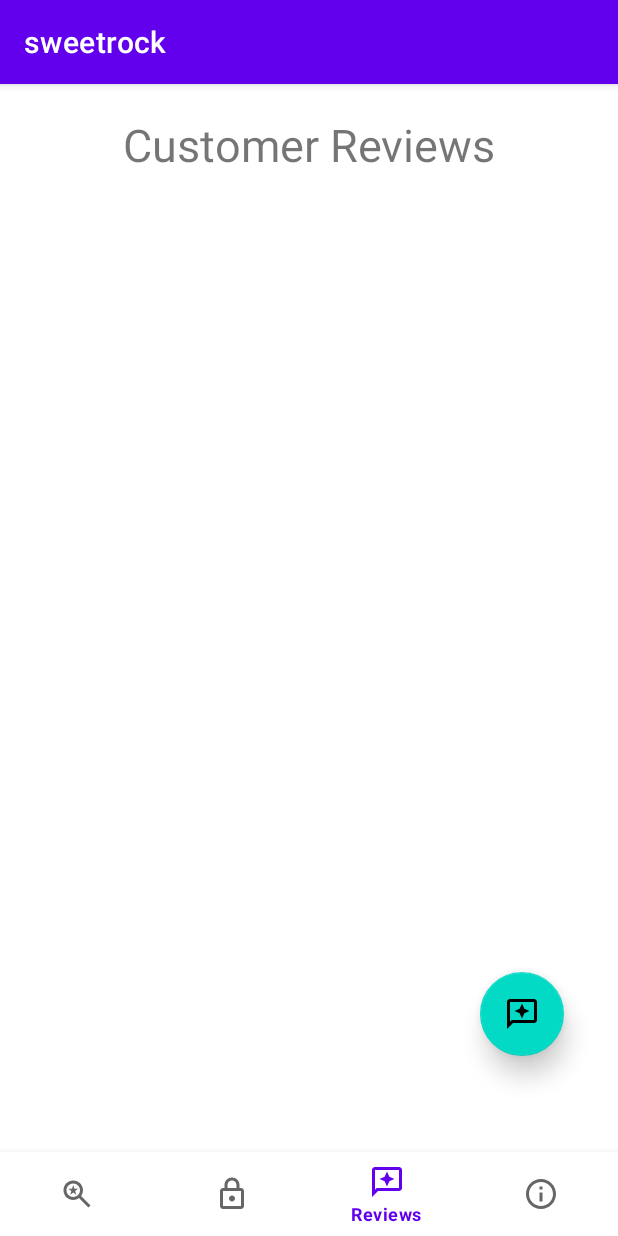
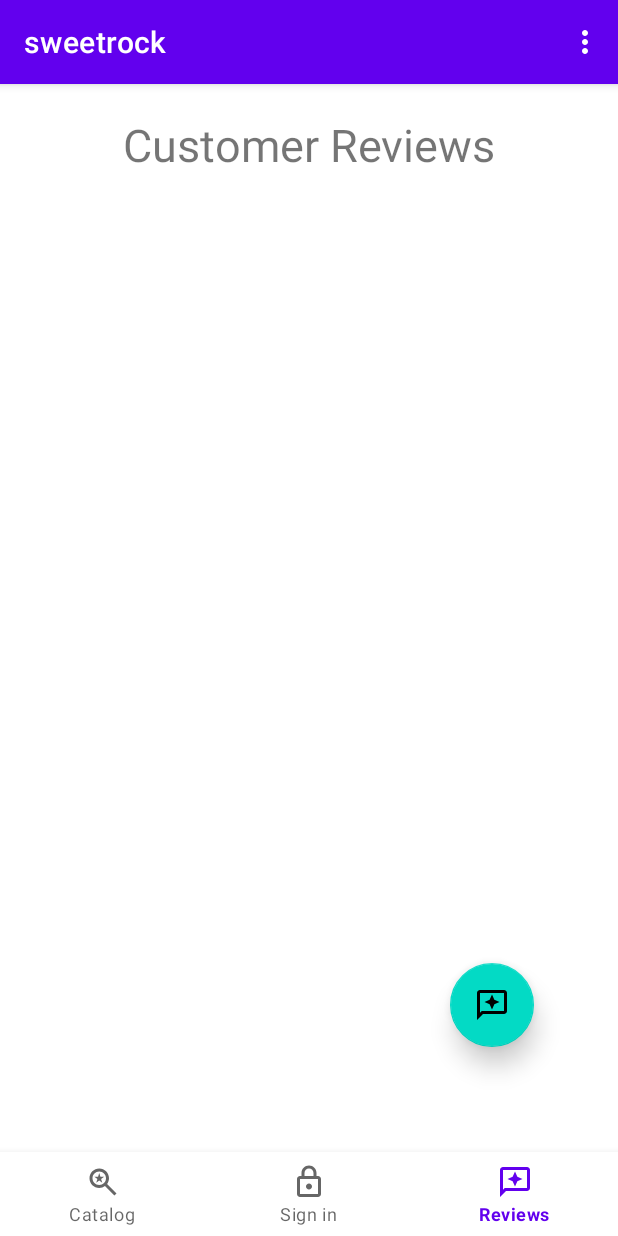
Before and after one commit to iamdedeepsai/sweetrock, an Android app: the screen it shows after launch (MainActivity), item 3 of the bottom bar chosen, on a phone screen of 412 x 824 dp. Run offline under Robolectric (Android 15) with nearby library versions, the phone set to English and light mode, and no system bars.

Commit message:
made FAB on top of reviews, implemented overflow menu about dialog

```diff
--- a/app/src/main/java/com/example/sweetrock/MainActivity.kt
+++ b/app/src/main/java/com/example/sweetrock/MainActivity.kt
@@ -1,15 +1,19 @@
 package com.example.sweetrock
 
+import android.app.AlertDialog
 import android.app.Dialog
 import android.content.Intent
 import android.net.Uri
 import android.os.Bundle
+import android.view.Menu
+import android.view.MenuItem
 import android.view.ViewGroup
 import android.widget.ArrayAdapter
 import android.widget.ListView
 import android.widget.Toast
 import androidx.appcompat.app.AppCompatActivity
 import androidx.fragment.app.Fragment
+import com.example.sweetrock.databinding.FragmentAboutBinding
 import com.example.sweetrock.databinding.FragmentReviewBinding
 import com.example.sweetrock.databinding.FragmentReviewListBinding
 import com.google.android.material.bottomnavigation.BottomNavigationView
@@ -21,7 +25,7 @@ class MainActivity : AppCompatActivity() {
     private var listItems = ArrayList<String>()
     private lateinit var dialog: Dialog
     private lateinit var adapter: ArrayAdapter<String>
-    private lateinit var myListView : ListView
+    private lateinit var myListView: ListView
     override fun onCreate(savedInstanceState: Bundle?) {
         super.onCreate(savedInstanceState)
         setContentView(R.layout.activity_main)
@@ -32,20 +36,44 @@ class MainActivity : AppCompatActivity() {
                 R.id.catalog -> setCurrentFragment(catalogFragment)
                 R.id.signin -> setCurrentFragment(SignIn())
                 R.id.review -> setCurrentFragment(Review())
-                R.id.about -> setCurrentFragment(About())
             }
             true
         }
     }
 
-    private fun setCurrentFragment(fragment: Fragment)=
+    private fun setCurrentFragment(fragment: Fragment) =
         supportFragmentManager.beginTransaction().apply {
             try {
                 replace(R.id.flFragment, fragment)
                 commit()
-            }
-            catch (e: Exception){
+            } catch (e: Exception) {
                 print(e.stackTraceToString())
             }
         }
+
+    override fun onCreateOptionsMenu(menu: Menu): Boolean {
+        // Inflate the menu; this adds items to the action bar if it is present.
+        menuInflater.inflate(R.menu.menu_main, menu)
+        return true
+    }
+
+    override fun onOptionsItemSelected(item: MenuItem): Boolean {
+        // Handle action bar item clicks here. The action bar will automatically handle clicks on
+        // the Home/Up button, so long as you specify a parent activity in AndroidManifest.xml.
+        when (item.itemId) {
+            R.id.action_about -> {
+                val builder = AlertDialog.Builder(this)
+                builder.setView(FragmentAboutBinding.inflate(layoutInflater).root)
+                builder.setCancelable(true)
+                builder.setTitle(getString(R.string.about_title))
+                builder.setPositiveButton(R.string.alert_about){
+                        dialog, which ->
+                    run {
+                    }
+                }
+                builder.create().show()
+            }
+        }
+        return true
+    }
 }
--- a/app/src/main/res/layout/fragment_about.xml
+++ b/app/src/main/res/layout/fragment_about.xml
@@ -9,7 +9,7 @@
         android:id="@+id/textView8"
         android:layout_width="match_parent"
         android:layout_height="wrap_content"
-        android:layout_marginTop="20dp"
+        android:layout_marginTop="30dp"
         android:gravity="center"
         android:text="@string/about_title"
         android:textSize="48sp" />
@@ -39,5 +39,6 @@
         android:layout_height="wrap_content"
         android:gravity="center"
         android:text="@string/contact_body"
-        android:textSize="20sp" />
+        android:textSize="20sp"
+        android:layout_marginBottom="30dp"/>
 </LinearLayout>
--- a/app/src/main/res/layout/fragment_review_list.xml
+++ b/app/src/main/res/layout/fragment_review_list.xml
@@ -18,23 +18,26 @@
         android:text="@string/review_title"
         android:textSize="30sp" />
 
+    <RelativeLayout
+        android:layout_width="wrap_content"
+        android:layout_height="wrap_content">
         <ListView
             android:id="@+id/dynamic"
             android:layout_width="match_parent"
-        android:layout_height="0dp"
-        android:layout_weight="1"
+            android:layout_height="match_parent"
             android:layout_marginTop="10dp"
-        android:layout_alignParentBottom="true"
             android:layout_marginBottom="1dp" />
 
         <com.google.android.material.floatingactionbutton.FloatingActionButton
             android:id="@+id/floatingActionButton"
             android:layout_width="wrap_content"
             android:layout_height="wrap_content"
-        android:layout_marginStart = "320dp"
-        android:layout_marginBottom="64dp"
+            android:layout_marginTop="525dp"
+            android:layout_marginStart = "300dp"
             android:clickable="true"
             android:contentDescription="Review btn"
             app:elevation="10dp"
             app:srcCompat="@drawable/outline_reviews_24" />
+    </RelativeLayout>
+
 </LinearLayout>
--- a/app/src/main/res/menu/bottom_navigation_menu.xml
+++ b/app/src/main/res/menu/bottom_navigation_menu.xml
@@ -14,9 +14,4 @@
         android:enabled="true"
         android:icon="@drawable/outline_reviews_24"
         android:title="Reviews"/>
-    <item
-        android:id="@+id/about"
-        android:enabled="true"
-        android:icon="@drawable/outline_info_24"
-        android:title="About"/>
 </menu>
--- /dev/null
+++ b/app/src/main/res/menu/menu_main.xml
@@ -0,0 +1,14 @@
+<menu xmlns:android="http://schemas.android.com/apk/res/android"
+    xmlns:app="http://schemas.android.com/apk/res-auto"
+    xmlns:tools="http://schemas.android.com/tools"
+    tools:context="com.example.myapplication.MainActivity">
+    <group>
+
+        <item
+            android:id="@+id/action_about"
+            android:orderInCategory="100"
+            android:title="@string/action_about"
+            app:showAsAction="never" />
+    </group>
+
+</menu>
--- a/app/src/main/res/values/strings.xml
+++ b/app/src/main/res/values/strings.xml
@@ -103,5 +103,8 @@
 
     <string name="review_title">Customer Reviews</string>
 
+    <string name="action_about">About</string>
+    <string name="alert_about">Ok</string>
+
     <string name ="error_body">Usernames can only be 6 to 30 characters long, and only contain letters and numbers\n\nPasswords must be at least 12 characters long and contain at least one upper case letter, one lower case letter and one numerical character</string>
 </resources>
```
Lines whose indentation alone changed are shown as unchanged.
